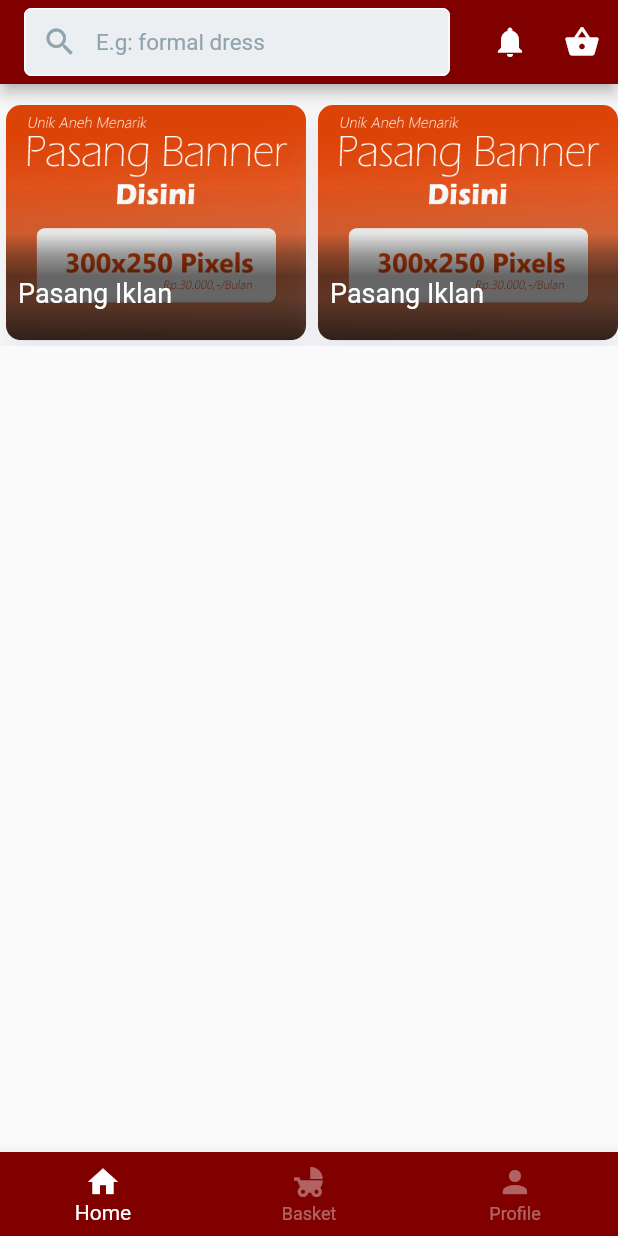
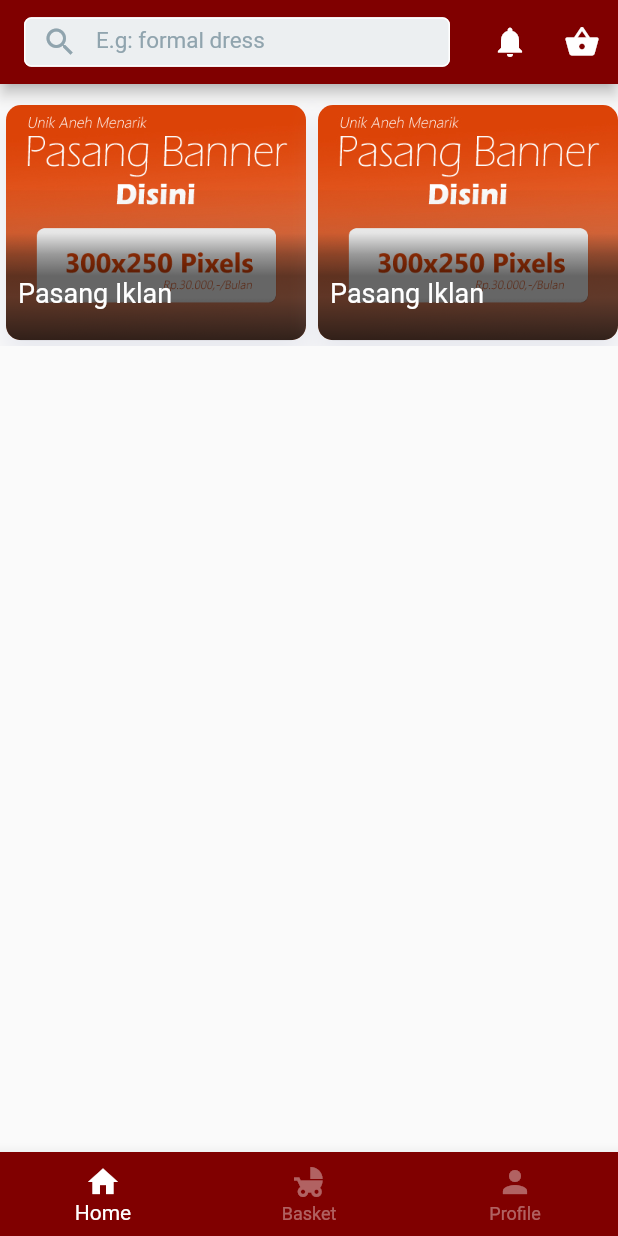
Before and after one commit to iqbalfaaizi/skuisy-app, a Flutter app: the screen it shows after launch, on a phone screen of 412 x 824 dp. Run offline on Flutter 3.47's test engine with Material 2 defaults, Android fonts, the phone set to English and light mode, and no system bars; our stand-ins replace dio.

Commit message:
route navigator

```diff
--- a/lib/main.dart
+++ b/lib/main.dart
@@ -3,6 +3,7 @@ import 'package:skuisy_project/ui/screens/home_page.dart';
 import 'package:skuisy_project/ui/screens/auth/login_page.dart';
 import 'package:skuisy_project/ui/screens/auth/signup_page.dart';
 import 'package:skuisy_project/ui/landing_page.dart';
+import 'package:skuisy_project/ui/screens/navigator_page.dart';
 
 void main() => runApp(MyApp());
 
@@ -20,7 +21,7 @@ class MyApp extends StatelessWidget {
       theme: ThemeData(
         primaryColor: Colors.pinkAccent
       ),
-      home: HomePage(),
+      home: NavigatorPage(),
       routes: routes
     );
   }
--- a/lib/ui/screens/home_page.dart
+++ b/lib/ui/screens/home_page.dart
@@ -1,5 +1,4 @@
 import 'package:flutter/material.dart';
-import 'package:skuisy_project/ui/screens/profile_page.dart';
 import 'package:skuisy_project/ui/widgets/featured_products.dart';
 import 'package:skuisy_project/ui/widgets/top_bar.dart';
 
@@ -9,7 +8,6 @@ class HomePage extends StatefulWidget {
 }
 
 class _HomePageState extends State<HomePage> {
-  int _currentIndex = 0;
 
   Widget _buildBody() {
     return Column(
@@ -22,44 +20,10 @@ class _HomePageState extends State<HomePage> {
   @override
   Widget build(BuildContext context) {
 
-    final List<Widget> _children = [
-      _buildBody(),
-      ProfilePage(),
-      ProfilePage(),
-    ];
-
-    final bottomNav = new Theme(
-      data: Theme.of(context).copyWith(
-        canvasColor: Color(0xff800000),
-      ),
-      child: new BottomNavigationBar(
-        onTap: _onTabTapped,
-        currentIndex: _currentIndex,
-        selectedItemColor: Colors.white,
-        unselectedItemColor: Colors.white38,
-        items: [
-          BottomNavigationBarItem(
-            icon: new Icon(Icons.home),
-            title: new Text('Home'),
-          ),
-          BottomNavigationBarItem(
-            icon: new Icon(Icons.child_friendly),
-            title: new Text('Basket'),
-          ),
-          BottomNavigationBarItem(
-              icon: Icon(Icons.person), title: Text('Profile'))
-        ],
-      ));
-
     return Scaffold(
       appBar: topBar(context),
-      body: _children[_currentIndex],
-      bottomNavigationBar: bottomNav,
+      body: _buildBody(),
+      // bottomNavigationBar: bottomNav,
     );
   }
-  void _onTabTapped(int index) {
-    setState(() {
-      _currentIndex = index;
-    });
-  }
 }
--- /dev/null
+++ b/lib/ui/screens/navigator_page.dart
@@ -0,0 +1,58 @@
+import 'package:flutter/material.dart';
+import 'package:skuisy_project/ui/screens/home_page.dart';
+import 'package:skuisy_project/ui/screens/profile_page.dart';
+
+import '../landing_page.dart';
+
+class NavigatorPage extends StatefulWidget {
+  @override
+  _NavigatorPageState createState() => _NavigatorPageState();
+}
+
+class _NavigatorPageState extends State<NavigatorPage> {
+  int _currentIndex = 0;
+
+  @override
+  Widget build(BuildContext context) {
+    final List<Widget> _children = [
+      HomePage(),
+      ProfilePage(),
+      LandingPage(),
+    ];
+
+    final bottomNav = new Theme(
+        data: Theme.of(context).copyWith(
+          canvasColor: Color(0xff800000),
+        ),
+        child: new BottomNavigationBar(
+          onTap: _onTabTapped,
+          currentIndex: _currentIndex,
+          selectedItemColor: Colors.white,
+          unselectedItemColor: Colors.white38,
+          items: [
+            BottomNavigationBarItem(
+              icon: new Icon(Icons.home),
+              title: new Text('Home'),
+            ),
+            BottomNavigationBarItem(
+              icon: new Icon(Icons.child_friendly),
+              title: new Text('Basket'),
+            ),
+            BottomNavigationBarItem(
+                icon: Icon(Icons.person), title: Text('Profile'))
+          ],
+        ));
+
+    return Scaffold(
+      // appBar: topBar(context),
+      body: _children[_currentIndex],
+      bottomNavigationBar: bottomNav,
+    );
+  }
+
+  void _onTabTapped(int index) {
+    setState(() {
+      _currentIndex = index;
+    });
+  }
+}
--- a/lib/ui/widgets/search.dart
+++ b/lib/ui/widgets/search.dart
@@ -9,9 +9,9 @@ class _SearchState extends State<Search> {
   @override
   Widget build(BuildContext context) {
     return Padding(
-      padding: EdgeInsets.only(top: 5, bottom: 5),
+      padding: EdgeInsets.only(top: 0, bottom: 0),
       child: Container(
-        height: MediaQuery.of(context).size.height * 0.055,
+        height: MediaQuery.of(context).size.height * 0.04,
         decoration: BoxDecoration(
           color: Colors.blueGrey[50],
           borderRadius: BorderRadius.all(
--- a/pubspec.yaml
+++ b/pubspec.yaml
@@ -29,7 +29,6 @@ dependencies:
 dev_dependencies:
   flutter_test:
     sdk: flutter
-
 
 # For information on the generic Dart part of this file, see the
 # following page: https://dart.dev/tools/pub/pubspec
```
Also changed, not shown: lib/ui/screens/profile_page.dart (+24 -3 lines).
